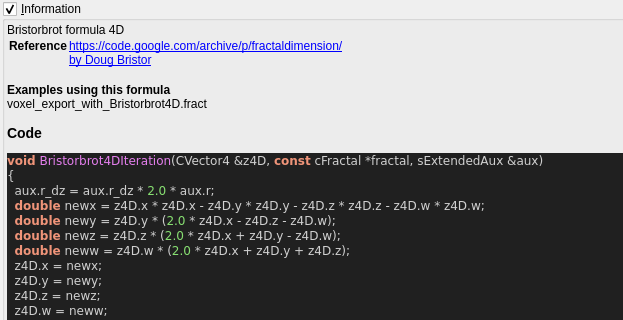
The window that mandelbulber2/qt_data/fractal_bristorbrot4d.ui (buddhi1980/mandelbulber2) describes before a commit, drawn with Qt 5; both pictures show x 0 to 623 and y 122 to 442 of the 790 by 1040 pixel window.
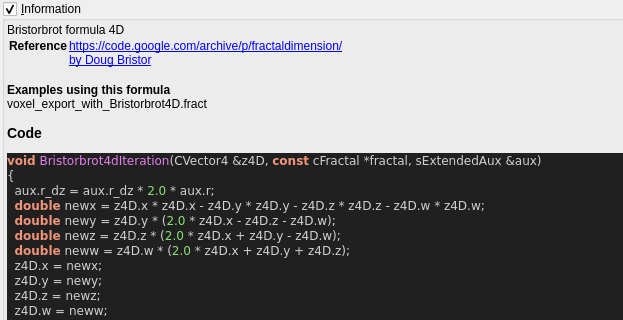
The same window after the commit. Custom widgets are drawn as their Qt base class.

What changed in the file:
```diff
--- a/mandelbulber2/qt_data/fractal_bristorbrot4d.ui
+++ b/mandelbulber2/qt_data/fractal_bristorbrot4d.ui
@@ -322,7 +322,7 @@
 &lt;/table&gt;
 &lt;br&gt;&lt;b&gt;Examples using this formula&lt;/b&gt;&lt;br&gt;voxel_export_with_Bristorbrot4D.fract&lt;h3&gt;Code&lt;/h3&gt;
 &lt;body style=&quot;background-color:#202020&quot;&gt;
-&lt;pre style=&quot;color:#d0d0d0; background-color:#202020;  font-family:'Courier New',monospace;&quot;&gt;&lt;span style=&quot;color:#f09479; font-weight:bold&quot;&gt;void&lt;/span&gt; &lt;span style=&quot;color:#e47eed&quot;&gt;Bristorbrot4DIteration&lt;/span&gt;&lt;span style=&quot;color:#d0d0d0&quot;&gt;(&lt;/span&gt;CVector4 &lt;span style=&quot;color:#d0d0d0&quot;&gt;&amp;amp;&lt;/span&gt;z4D&lt;span style=&quot;color:#d0d0d0&quot;&gt;,&lt;/span&gt; &lt;span style=&quot;color:#f09479; font-weight:bold&quot;&gt;const&lt;/span&gt; cFractal &lt;span style=&quot;color:#d0d0d0&quot;&gt;*&lt;/span&gt;fractal&lt;span style=&quot;color:#d0d0d0&quot;&gt;,&lt;/span&gt; sExtendedAux &lt;span style=&quot;color:#d0d0d0&quot;&gt;&amp;amp;&lt;/span&gt;aux&lt;span style=&quot;color:#d0d0d0&quot;&gt;)&lt;/span&gt;
+&lt;pre style=&quot;color:#d0d0d0; background-color:#202020;  font-family:'Courier New',monospace;&quot;&gt;&lt;span style=&quot;color:#f09479; font-weight:bold&quot;&gt;void&lt;/span&gt; &lt;span style=&quot;color:#e47eed&quot;&gt;Bristorbrot4dIteration&lt;/span&gt;&lt;span style=&quot;color:#d0d0d0&quot;&gt;(&lt;/span&gt;CVector4 &lt;span style=&quot;color:#d0d0d0&quot;&gt;&amp;amp;&lt;/span&gt;z4D&lt;span style=&quot;color:#d0d0d0&quot;&gt;,&lt;/span&gt; &lt;span style=&quot;color:#f09479; font-weight:bold&quot;&gt;const&lt;/span&gt; cFractal &lt;span style=&quot;color:#d0d0d0&quot;&gt;*&lt;/span&gt;fractal&lt;span style=&quot;color:#d0d0d0&quot;&gt;,&lt;/span&gt; sExtendedAux &lt;span style=&quot;color:#d0d0d0&quot;&gt;&amp;amp;&lt;/span&gt;aux&lt;span style=&quot;color:#d0d0d0&quot;&gt;)&lt;/span&gt;
 &lt;span style=&quot;color:#d0d0d0&quot;&gt;{&lt;/span&gt;
   aux&lt;span style=&quot;color:#d0d0d0&quot;&gt;.&lt;/span&gt;r_dz &lt;span style=&quot;color:#d0d0d0&quot;&gt;=&lt;/span&gt; aux&lt;span style=&quot;color:#d0d0d0&quot;&gt;.&lt;/span&gt;r_dz &lt;span style=&quot;color:#d0d0d0&quot;&gt;*&lt;/span&gt; &lt;span style=&quot;color:#87df71&quot;&gt;2.0&lt;/span&gt; &lt;span style=&quot;color:#d0d0d0&quot;&gt;*&lt;/span&gt; aux&lt;span style=&quot;color:#d0d0d0&quot;&gt;.&lt;/span&gt;r&lt;span style=&quot;color:#d0d0d0&quot;&gt;;&lt;/span&gt;
   &lt;span style=&quot;color:#f09479; font-weight:bold&quot;&gt;double&lt;/span&gt; newx &lt;span style=&quot;color:#d0d0d0&quot;&gt;=&lt;/span&gt; z4D&lt;span style=&quot;color:#d0d0d0&quot;&gt;.&lt;/span&gt;x &lt;span style=&quot;color:#d0d0d0&quot;&gt;*&lt;/span&gt; z4D&lt;span style=&quot;color:#d0d0d0&quot;&gt;.&lt;/span&gt;x &lt;span style=&quot;color:#d0d0d0&quot;&gt;-&lt;/span&gt; z4D&lt;span style=&quot;color:#d0d0d0&quot;&gt;.&lt;/span&gt;y &lt;span style=&quot;color:#d0d0d0&quot;&gt;*&lt;/span&gt; z4D&lt;span style=&quot;color:#d0d0d0&quot;&gt;.&lt;/span&gt;y &lt;span style=&quot;color:#d0d0d0&quot;&gt;-&lt;/span&gt; z4D&lt;span style=&quot;color:#d0d0d0&quot;&gt;.&lt;/span&gt;z &lt;span style=&quot;color:#d0d0d0&quot;&gt;*&lt;/span&gt; z4D&lt;span style=&quot;color:#d0d0d0&quot;&gt;.&lt;/span&gt;z &lt;span style=&quot;color:#d0d0d0&quot;&gt;-&lt;/span&gt; z4D&lt;span style=&quot;color:#d0d0d0&quot;&gt;.&lt;/span&gt;w &lt;span style=&quot;color:#d0d0d0&quot;&gt;*&lt;/span&gt; z4D&lt;span style=&quot;color:#d0d0d0&quot;&gt;.&lt;/span&gt;w&lt;span style=&quot;color:#d0d0d0&quot;&gt;;&lt;/span&gt;
```
Left out of the diff: 4 changed lines with no effect on the pictures.
